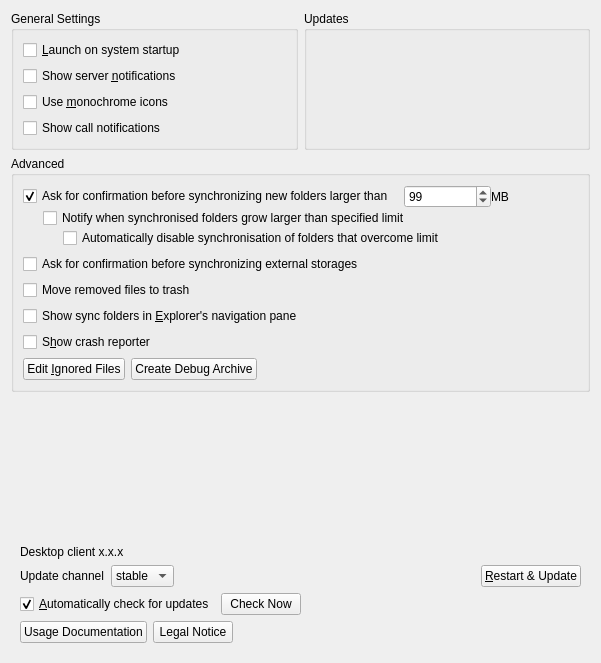
IONOS-Productivity/nc-desktop, file src/gui/generalsettings.ui: the form before one commit.
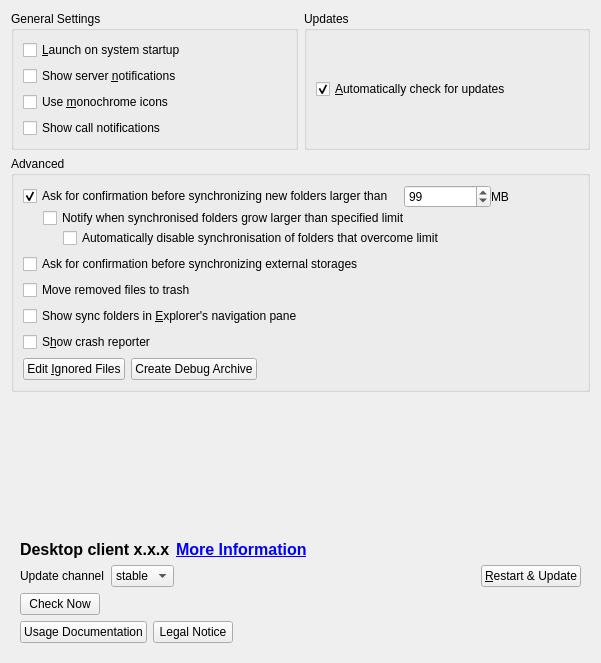
The form after the commit.

Commit message: [SES-23][SES-24] Designed footer

```diff
--- a/src/gui/generalsettings.ui
+++ b/src/gui/generalsettings.ui
@@ -72,13 +72,22 @@
                                 </font>
                             </property>
                             <layout class="QVBoxLayout">
-                                <!-- <item>
-                            <widget class="QCheckBox" name="qtToggleCheckBox">
-                                <property name="text">
-                                    <string>Enable Qt Toggle</string>
-                                </property>
-                            </widget>
-                        </item> -->
+                                <item>
+                                    <widget class="QCheckBox" name="autoCheckForUpdatesCheckBox">
+                                        <property name="sizePolicy">
+                                            <sizepolicy hsizetype="Minimum" vsizetype="Fixed">
+                                                <horstretch>0</horstretch>
+                                                <verstretch>0</verstretch>
+                                            </sizepolicy>
+                                        </property>
+                                        <property name="text">
+                                            <string>&amp;Automatically check for updates</string>
+                                        </property>
+                                        <property name="checked">
+                                            <bool>true</bool>
+                                        </property>
+                                    </widget>
+                                </item>
                             </layout>
                         </widget>
                     </item>
@@ -315,6 +324,34 @@
                                         <property name="text">                                            
                                             <string>Desktop client x.x.x</string>
                                         </property>  
+                                        <property name="font">
+                                            <font>
+                                                <weight>63</weight>
+                                                <family>Segoe UI</family>
+                                                <pointsize>12</pointsize>
+                                            </font>
+                                        </property>  
+                                    </widget>
+                                </item>
+                                <item>
+                                    <widget class="QLabel" name="moreInfoLabel">                                        
+                                        <property name="text">
+                                            <string>&lt;a href="https://example.com"&gt;More Information&lt;/a&gt;</string>
+                                        </property>
+                                        <property name="openExternalLinks">
+                                            <bool>false</bool>
+                                        </property>
+                                        <property name="font">
+                                            <font>
+                                                <weight>75</weight> <!-- 75 corresponds to QFont::Bold -->
+                                                <family>Segoe UI</family>
+                                                <pointsize>12</pointsize>
+                                                 <underline>true</underline>
+                                            </font>
+                                        </property> 
+                                        <property name="styleSheet">
+                                            <string>QLabel a { color: #02306A; }</string>
+                                        </property>
                                     </widget>
                                 </item>
                                 <item>
@@ -413,22 +450,6 @@
                                     </item>
                                     <item>
                                         <layout class="QHBoxLayout" name="horizontalLayout_7">
-                                            <item>
-                                                <widget class="QCheckBox" name="autoCheckForUpdatesCheckBox">
-                                                    <property name="sizePolicy">
-                                                        <sizepolicy hsizetype="Minimum" vsizetype="Fixed">
-                                                            <horstretch>0</horstretch>
-                                                            <verstretch>0</verstretch>
-                                                        </sizepolicy>
-                                                    </property>
-                                                    <property name="text">
-                                                        <string>&amp;Automatically check for updates</string>
-                                                    </property>
-                                                    <property name="checked">
-                                                        <bool>true</bool>
-                                                    </property>
-                                                </widget>
-                                            </item>
                                             <item>
                                                 <widget class="QPushButton" name="updateButton">
                                                     <property name="sizePolicy">
```
